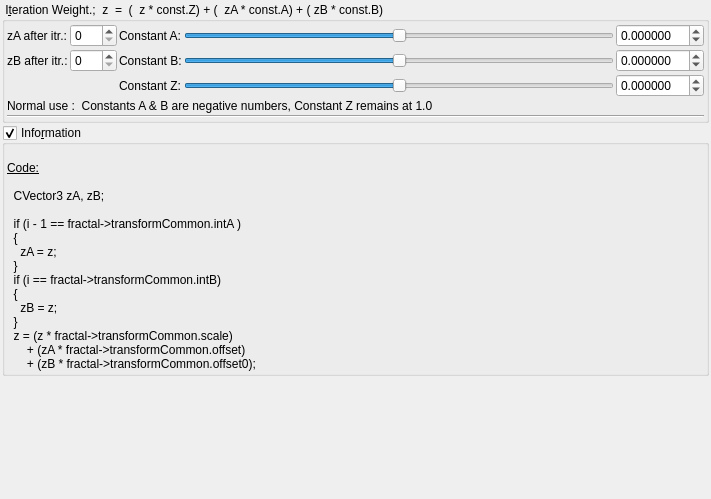
Above: mandelbulber2/qt_data/fractal_transf_iteration_weight.ui from buddhi1980/mandelbulber2 before the change. Below: the same form after it.
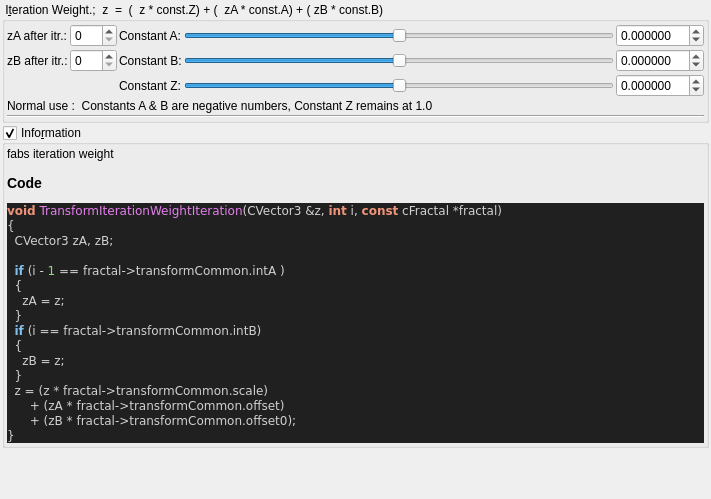
That is the form after the change. Custom widgets are drawn as their Qt base class.

Commit message:
added all transforms information boxes
now all formulas can be parsed.

@buddhi do you got a reference for Xenodreambuie formula?

```diff
--- a/mandelbulber2/qt_data/fractal_transf_iteration_weight.ui
+++ b/mandelbulber2/qt_data/fractal_transf_iteration_weight.ui
@@ -324,26 +324,37 @@
       <item>
        <widget class="QLabel" name="label_4">
         <property name="text">
-         <string>&lt;!DOCTYPE HTML PUBLIC &quot;-//W3C//DTD HTML 4.0//EN&quot; &quot;http://www.w3.org/TR/REC-html40/strict.dtd&quot;&gt;
-&lt;html&gt;&lt;head&gt;&lt;meta name=&quot;qrichtext&quot; content=&quot;1&quot; /&gt;&lt;style type=&quot;text/css&quot;&gt;
-p, li { white-space: pre-wrap; }
-&lt;/style&gt;&lt;/head&gt;&lt;body&gt;
-&lt;p style=&quot;-qt-paragraph-type:empty; margin-top:0px; margin-bottom:0px; margin-left:0px; margin-right:0px; -qt-block-indent:0; text-indent:0px;&quot;&gt;&lt;br /&gt;&lt;/p&gt;
-&lt;p style=&quot; margin-top:0px; margin-bottom:0px; margin-left:0px; margin-right:0px; -qt-block-indent:0; text-indent:0px;&quot;&gt;&lt;span style=&quot; text-decoration: underline;&quot;&gt;Code:&lt;/span&gt;&lt;/p&gt;
-&lt;p style=&quot;-qt-paragraph-type:empty; margin-top:0px; margin-bottom:0px; margin-left:0px; margin-right:0px; -qt-block-indent:0; text-indent:0px; text-decoration: underline;&quot;&gt;&lt;br /&gt;&lt;/p&gt;
-&lt;p style=&quot; margin-top:0px; margin-bottom:0px; margin-left:0px; margin-right:0px; -qt-block-indent:0; text-indent:0px;&quot;&gt;  CVector3 zA, zB;&lt;/p&gt;
-&lt;p style=&quot;-qt-paragraph-type:empty; margin-top:0px; margin-bottom:0px; margin-left:0px; margin-right:0px; -qt-block-indent:0; text-indent:0px;&quot;&gt;&lt;br /&gt;&lt;/p&gt;
-&lt;p style=&quot; margin-top:0px; margin-bottom:0px; margin-left:0px; margin-right:0px; -qt-block-indent:0; text-indent:0px;&quot;&gt;  if (i - 1 == fractal-&amp;gt;transformCommon.intA )&lt;/p&gt;
-&lt;p style=&quot; margin-top:0px; margin-bottom:0px; margin-left:0px; margin-right:0px; -qt-block-indent:0; text-indent:0px;&quot;&gt;  {&lt;/p&gt;
-&lt;p style=&quot; margin-top:0px; margin-bottom:0px; margin-left:0px; margin-right:0px; -qt-block-indent:0; text-indent:0px;&quot;&gt;    zA = z;&lt;/p&gt;
-&lt;p style=&quot; margin-top:0px; margin-bottom:0px; margin-left:0px; margin-right:0px; -qt-block-indent:0; text-indent:0px;&quot;&gt;  }&lt;/p&gt;
-&lt;p style=&quot; margin-top:0px; margin-bottom:0px; margin-left:0px; margin-right:0px; -qt-block-indent:0; text-indent:0px;&quot;&gt;  if (i == fractal-&amp;gt;transformCommon.intB)&lt;/p&gt;
-&lt;p style=&quot; margin-top:0px; margin-bottom:0px; margin-left:0px; margin-right:0px; -qt-block-indent:0; text-indent:0px;&quot;&gt;  {&lt;/p&gt;
-&lt;p style=&quot; margin-top:0px; margin-bottom:0px; margin-left:0px; margin-right:0px; -qt-block-indent:0; text-indent:0px;&quot;&gt;    zB = z;&lt;/p&gt;
-&lt;p style=&quot; margin-top:0px; margin-bottom:0px; margin-left:0px; margin-right:0px; -qt-block-indent:0; text-indent:0px;&quot;&gt;  }&lt;/p&gt;
-&lt;p style=&quot; margin-top:0px; margin-bottom:0px; margin-left:0px; margin-right:0px; -qt-block-indent:0; text-indent:0px;&quot;&gt;  z = (z * fractal-&amp;gt;transformCommon.scale)&lt;/p&gt;
-&lt;p style=&quot; margin-top:0px; margin-bottom:0px; margin-left:0px; margin-right:0px; -qt-block-indent:0; text-indent:0px;&quot;&gt;      + (zA * fractal-&amp;gt;transformCommon.offset)&lt;/p&gt;
-&lt;p style=&quot; margin-top:0px; margin-bottom:0px; margin-left:0px; margin-right:0px; -qt-block-indent:0; text-indent:0px;&quot;&gt;      + (zB * fractal-&amp;gt;transformCommon.offset0);&lt;/p&gt;&lt;/body&gt;&lt;/html&gt;</string>
+         <string>&lt;p&gt;fabs iteration weight&lt;/p&gt;&lt;table&gt;
+&lt;/table&gt;
+&lt;h3&gt;Code&lt;/h3&gt;
+&lt;!DOCTYPE HTML PUBLIC &quot;-//W3C//DTD HTML 4.0 Transitional//EN&quot;&gt;
+&lt;html&gt;
+&lt;head&gt;
+&lt;meta http-equiv=&quot;content-type&quot; content=&quot;text/html; charset=ISO-8859-1&quot;&gt;
+&lt;title&gt;Source file&lt;/title&gt;
+&lt;/head&gt;
+&lt;body style=&quot;background-color:#202020&quot;&gt;
+&lt;pre style=&quot;color:#d0d0d0; background-color:#202020;  font-family:'Courier New';&quot;&gt;&lt;span style=&quot;color:#f09479; font-weight:bold&quot;&gt;void&lt;/span&gt; &lt;span style=&quot;color:#e47eed&quot;&gt;TransformIterationWeightIteration&lt;/span&gt;&lt;span style=&quot;color:#d0d0d0&quot;&gt;(&lt;/span&gt;CVector3 &lt;span style=&quot;color:#d0d0d0&quot;&gt;&amp;amp;&lt;/span&gt;z&lt;span style=&quot;color:#d0d0d0&quot;&gt;,&lt;/span&gt; &lt;span style=&quot;color:#f09479; font-weight:bold&quot;&gt;int&lt;/span&gt; i&lt;span style=&quot;color:#d0d0d0&quot;&gt;,&lt;/span&gt; &lt;span style=&quot;color:#f09479; font-weight:bold&quot;&gt;const&lt;/span&gt; cFractal &lt;span style=&quot;color:#d0d0d0&quot;&gt;*&lt;/span&gt;fractal&lt;span style=&quot;color:#d0d0d0&quot;&gt;)&lt;/span&gt;
+&lt;span style=&quot;color:#d0d0d0&quot;&gt;{&lt;/span&gt;
+  CVector3 zA&lt;span style=&quot;color:#d0d0d0&quot;&gt;,&lt;/span&gt; zB&lt;span style=&quot;color:#d0d0d0&quot;&gt;;&lt;/span&gt;
+
+  &lt;span style=&quot;color:#7ec0ee; font-weight:bold&quot;&gt;if&lt;/span&gt; &lt;span style=&quot;color:#d0d0d0&quot;&gt;(&lt;/span&gt;i &lt;span style=&quot;color:#d0d0d0&quot;&gt;-&lt;/span&gt; &lt;span style=&quot;color:#87df71&quot;&gt;1&lt;/span&gt; &lt;span style=&quot;color:#d0d0d0&quot;&gt;==&lt;/span&gt; fractal&lt;span style=&quot;color:#d0d0d0&quot;&gt;-&amp;gt;&lt;/span&gt;transformCommon&lt;span style=&quot;color:#d0d0d0&quot;&gt;.&lt;/span&gt;intA &lt;span style=&quot;color:#d0d0d0&quot;&gt;)&lt;/span&gt;
+  &lt;span style=&quot;color:#d0d0d0&quot;&gt;{&lt;/span&gt;
+    zA &lt;span style=&quot;color:#d0d0d0&quot;&gt;=&lt;/span&gt; z&lt;span style=&quot;color:#d0d0d0&quot;&gt;;&lt;/span&gt;
+  &lt;span style=&quot;color:#d0d0d0&quot;&gt;}&lt;/span&gt;
+  &lt;span style=&quot;color:#7ec0ee; font-weight:bold&quot;&gt;if&lt;/span&gt; &lt;span style=&quot;color:#d0d0d0&quot;&gt;(&lt;/span&gt;i &lt;span style=&quot;color:#d0d0d0&quot;&gt;==&lt;/span&gt; fractal&lt;span style=&quot;color:#d0d0d0&quot;&gt;-&amp;gt;&lt;/span&gt;transformCommon&lt;span style=&quot;color:#d0d0d0&quot;&gt;.&lt;/span&gt;intB&lt;span style=&quot;color:#d0d0d0&quot;&gt;)&lt;/span&gt;
+  &lt;span style=&quot;color:#d0d0d0&quot;&gt;{&lt;/span&gt;
+    zB &lt;span style=&quot;color:#d0d0d0&quot;&gt;=&lt;/span&gt; z&lt;span style=&quot;color:#d0d0d0&quot;&gt;;&lt;/span&gt;
+  &lt;span style=&quot;color:#d0d0d0&quot;&gt;}&lt;/span&gt;
+  z &lt;span style=&quot;color:#d0d0d0&quot;&gt;= (&lt;/span&gt;z &lt;span style=&quot;color:#d0d0d0&quot;&gt;*&lt;/span&gt; fractal&lt;span style=&quot;color:#d0d0d0&quot;&gt;-&amp;gt;&lt;/span&gt;transformCommon&lt;span style=&quot;color:#d0d0d0&quot;&gt;.&lt;/span&gt;scale&lt;span style=&quot;color:#d0d0d0&quot;&gt;)&lt;/span&gt;
+      &lt;span style=&quot;color:#d0d0d0&quot;&gt;+ (&lt;/span&gt;zA &lt;span style=&quot;color:#d0d0d0&quot;&gt;*&lt;/span&gt; fractal&lt;span style=&quot;color:#d0d0d0&quot;&gt;-&amp;gt;&lt;/span&gt;transformCommon&lt;span style=&quot;color:#d0d0d0&quot;&gt;.&lt;/span&gt;offset&lt;span style=&quot;color:#d0d0d0&quot;&gt;)&lt;/span&gt;
+      &lt;span style=&quot;color:#d0d0d0&quot;&gt;+ (&lt;/span&gt;zB &lt;span style=&quot;color:#d0d0d0&quot;&gt;*&lt;/span&gt; fractal&lt;span style=&quot;color:#d0d0d0&quot;&gt;-&amp;gt;&lt;/span&gt;transformCommon&lt;span style=&quot;color:#d0d0d0&quot;&gt;.&lt;/span&gt;offset0&lt;span style=&quot;color:#d0d0d0&quot;&gt;);&lt;/span&gt;
+&lt;span style=&quot;color:#d0d0d0&quot;&gt;}&lt;/span&gt;
+&lt;/pre&gt;
+&lt;/body&gt;
+&lt;/html&gt;
+&lt;!--HTML generated by highlight 3.9, http://www.andre-simon.de/--&gt;
+</string>
         </property>
         <property name="wordWrap">
          <bool>true</bool>
```
Left out of the diff: 2 changed lines with no effect on the pictures. The commit also changes 75 other files.
